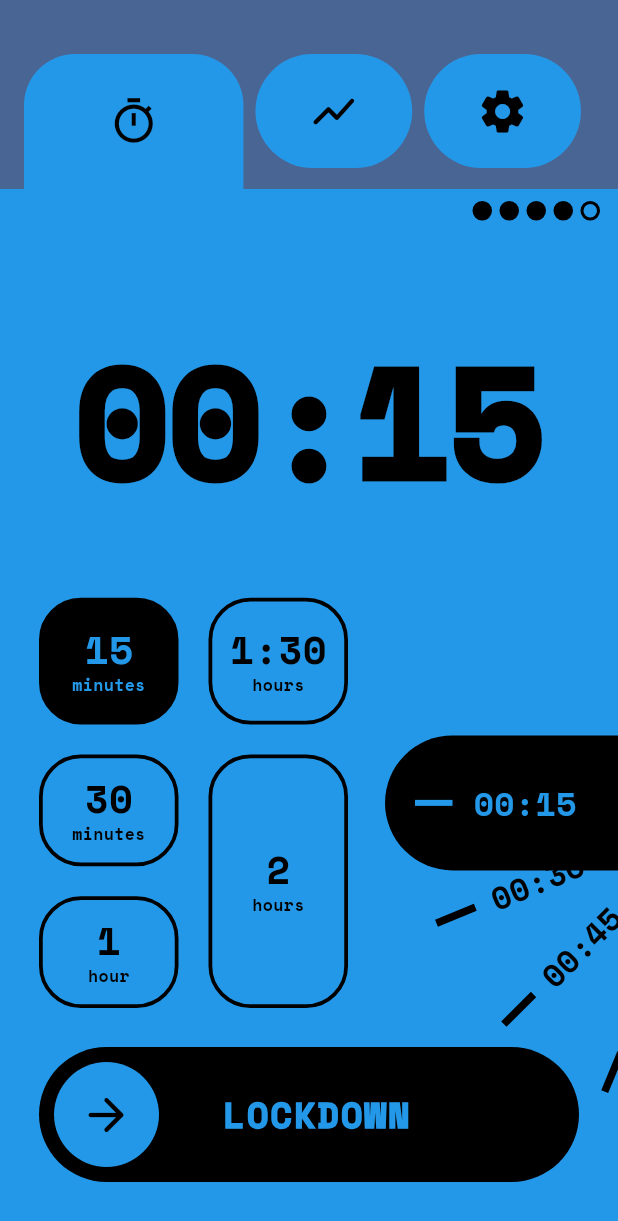
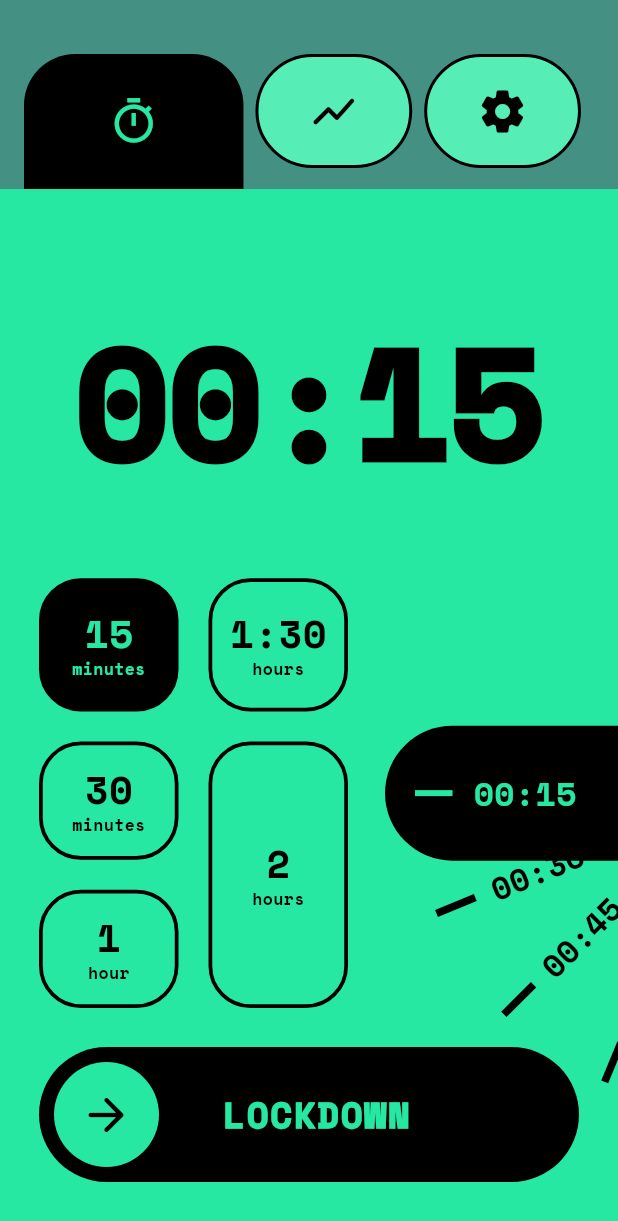
Before and after one commit to YoungFox450/Shadow, a Flutter app: the LockdownTimerScreen screen opened directly, on a phone screen of 412 x 824 dp. Shown: the top 1221 px of the screen. Run offline on Flutter 3.47's test engine with Material 3 defaults, Android fonts, the phone set to English and light mode, and no system bars; our stand-ins replace google_fonts.

Commit message:
écran d'acceuil au style visuelle correct, ajout de la navigation foctionnel

```diff
--- a/lib/features/home/lockdown_timer_screen.dart
+++ b/lib/features/home/lockdown_timer_screen.dart
@@ -3,9 +3,12 @@ import 'dart:math' as math;
 import 'package:flutter/material.dart';
 import 'package:flutter/services.dart';
 import 'package:google_fonts/google_fonts.dart';
+import 'package:shadow/core/theme.dart';
 
-const Color _homeBlue = Color(0xFF2498E8);
-const Color _homeHeaderBlue = Color(0xFF496594);
+// Palette partagée avec l'onboarding : vert menthe, noir et typographie mono.
+const Color _homeBlue = ShadowColors.primaryGreen;
+// Variante légèrement estompée du vert principal pour distinguer la navigation.
+const Color _homeHeaderBlue = Color(0xFF449184);
 
 enum LockdownTab { timer, stats, settings }
 
@@ -96,9 +99,17 @@ class _LockdownTimerScreenState extends State<LockdownTimerScreen> {
 
   @override
   Widget build(BuildContext context) {
-    return Scaffold(
+    return AnnotatedRegion<SystemUiOverlayStyle>(
+      value: const SystemUiOverlayStyle(
+        statusBarColor: _homeHeaderBlue,
+        statusBarIconBrightness: Brightness.dark,
+        statusBarBrightness: Brightness.light,
+      ),
+      child: Scaffold(
         backgroundColor: _homeBlue,
-      body: SafeArea(
+        body: ColoredBox(
+          color: _homeHeaderBlue,
+          child: SafeArea(
             bottom: false,
             child: Column(
               children: [
@@ -107,11 +118,16 @@ class _LockdownTimerScreenState extends State<LockdownTimerScreen> {
                   onTabSelected: (tab) => setState(() => _currentTab = tab),
                 ),
                 Expanded(
+                  child: ColoredBox(
+                    color: _homeBlue,
                     child: _currentTab == LockdownTab.timer
                         ? _buildTimerBody()
                         : _PlaceholderTab(tab: _currentTab),
                   ),
+                ),
               ],
+            ),
+          ),
         ),
       ),
     );
@@ -124,13 +140,6 @@ class _LockdownTimerScreenState extends State<LockdownTimerScreen> {
       padding: const EdgeInsets.fromLTRB(26, 0, 26, 36),
       child: Column(
         children: [
-          Transform.translate(
-            offset: const Offset(14, 8),
-            child: const Align(
-              alignment: Alignment.centerRight,
-              child: _PageDots(),
-            ),
-          ),
           SizedBox(height: screenWidth * 0.215),
           Text(
             _formattedDuration,
@@ -338,6 +347,7 @@ class _TabItem extends StatelessWidget {
   @override
   Widget build(BuildContext context) {
     final usableWidth = MediaQuery.sizeOf(context).width - 32;
+    final tabColor = selected ? Colors.black : ShadowColors.statBoxBackground;
     return SizedBox(
       width: usableWidth * (selected ? 0.385 : 0.275),
       height: selected ? 90 : 76,
@@ -348,40 +358,21 @@ class _TabItem extends StatelessWidget {
         },
         child: DecoratedBox(
           decoration: BoxDecoration(
-            color: _homeBlue,
+            color: tabColor,
             borderRadius: selected
                 ? const BorderRadius.vertical(top: Radius.circular(34))
                 : BorderRadius.circular(38),
+            border: selected
+                ? null
+                : Border.all(color: Colors.black, width: 2),
           ),
-          child: Icon(icon, size: 34, color: Colors.black),
+          child: Icon(
+            icon,
+            size: 34,
+            color: selected ? _homeBlue : Colors.black,
           ),
         ),
-    );
-  }
-}
-
-class _PageDots extends StatelessWidget {
-  const _PageDots();
-
-  @override
-  Widget build(BuildContext context) {
-    return Row(
-      mainAxisSize: MainAxisSize.min,
-      children: List.generate(5, (index) {
-        final filled = index < 4;
-        return Padding(
-          padding: const EdgeInsets.only(left: 5),
-          child: Container(
-            width: 13,
-            height: 13,
-            decoration: BoxDecoration(
-              color: filled ? Colors.black : Colors.transparent,
-              shape: BoxShape.circle,
-              border: Border.all(color: Colors.black, width: 2),
       ),
-          ),
-        );
-      }),
     );
   }
 }
```
Lines whose indentation alone changed are shown as unchanged.
